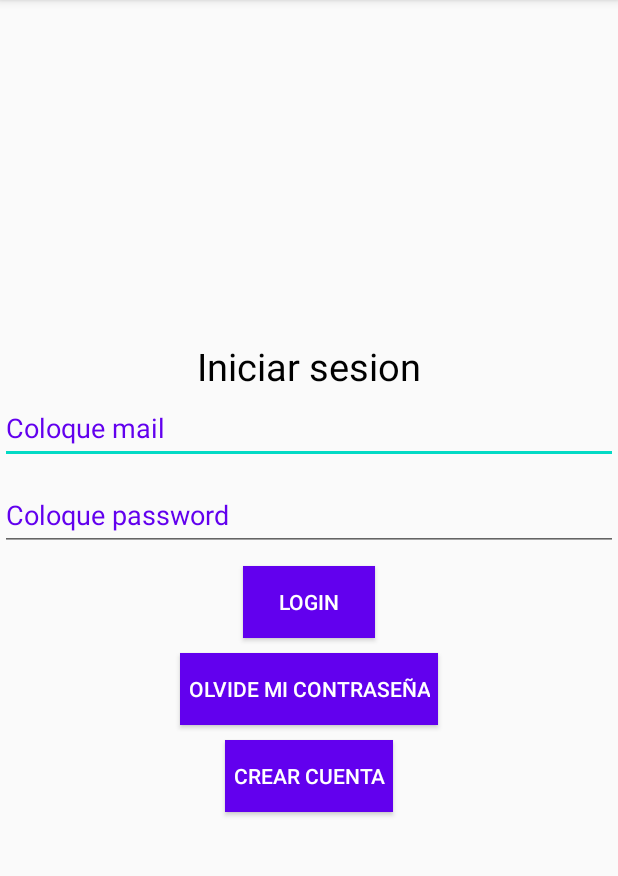
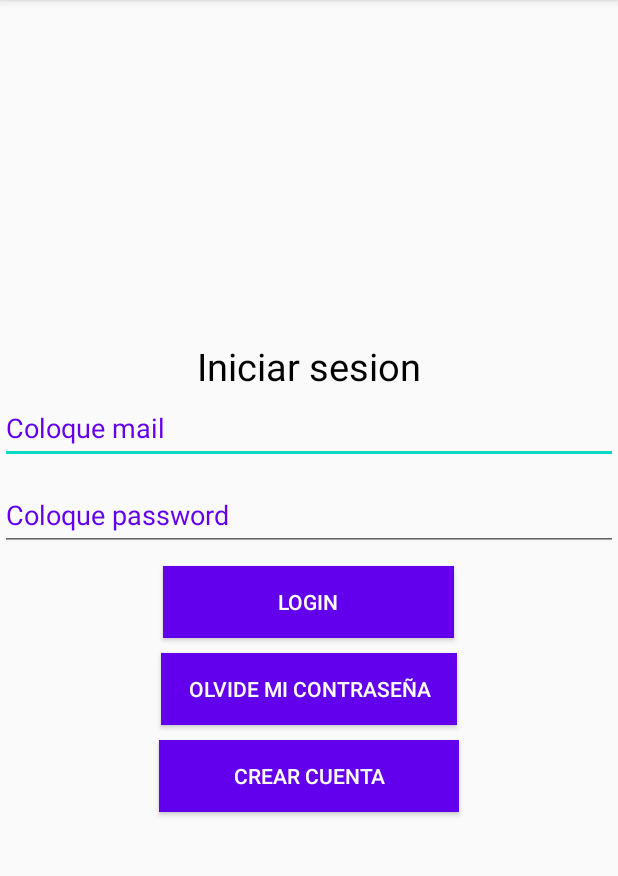
Before and after one commit to compumundohipermegared1/Laboratorio-3, an Android app: the screen it shows after launch (MainActivity), on a phone screen of 412 x 824 dp, the part 84-960 px from its top. Run offline under Robolectric (Android 15) with nearby library versions, the phone set to English and light mode, and no system bars; our stand-ins replace Firebase (no records; nobody signed in at launch, a user with empty details on screens opened directly); libraries missing offline, so code that uses them is left out: com.basgeekball.awesomevalidation; 3 statements that could not run were skipped.

Commit message:
Some changes

```diff
--- a/app/src/main/java/com/example/laboratorio3/RegistrarActivity.java
+++ b/app/src/main/java/com/example/laboratorio3/RegistrarActivity.java
@@ -48,7 +48,7 @@ public class RegistrarActivity extends AppCompatActivity {
             if(awesomeValidation.validate()) {
 
                 FirebaseUser currentUser = mAuth.getCurrentUser();
-                if (currentUser != null) {
+                //if (currentUser != null) {
                     mAuth.createUserWithEmailAndPassword(email, password)
                             .addOnCompleteListener(this, task -> {
                                 if (task.isSuccessful()) {
@@ -65,7 +65,7 @@ public class RegistrarActivity extends AppCompatActivity {
                                     //updateUI(null);
                                 }
                             });
-                }
+               // }
             }else {
                 Toast.makeText(RegistrarActivity.this, "Completa todos los datos..!!", Toast.LENGTH_SHORT).show();
             }
--- a/app/src/main/res/layout/activity_main.xml
+++ b/app/src/main/res/layout/activity_main.xml
@@ -24,6 +24,7 @@
         android:layout_height="wrap_content"
         android:layout_marginBottom="10dp"
         android:hint="Coloque mail"
+        android:inputType="textEmailAddress"
         android:minHeight="48dp"
         android:textColorHint="@color/colorPrimary"
         android:importantForAutofill="no">
@@ -37,38 +38,36 @@
         android:layout_marginBottom="10dp"
         android:hint="Coloque password"
         android:minHeight="48dp"
-        android:textColorHint="@color/colorPrimary"/>
+        android:textColorHint="@color/colorPrimary"
+        android:inputType="textPassword" />
 
 
     <Button
         android:id="@+id/btn_login"
-            android:textColor="#fff"
+        android:layout_width="194dp"
+        android:layout_height="wrap_content"
+        android:background="@color/colorPrimary"
         android:text="Login"
-            android:background="@color/colorPrimary"
-            android:layout_width="wrap_content"
-            android:layout_height="wrap_content">
-        </Button>
+        android:textColor="#fff"></Button>
 
     <Button
         android:id="@+id/btn_recuperar"
+        android:layout_width="197dp"
+        android:layout_height="wrap_content"
         android:layout_marginTop="10dp"
+        android:background="@color/colorPrimary"
         android:padding="5dp"
-            android:textColor="#fff"
         android:text="olvide mi contraseña"
-            android:background="@color/colorPrimary"
-            android:layout_width="wrap_content"
-            android:layout_height="wrap_content">
-        </Button>
+        android:textColor="#fff"></Button>
 
     <Button
         android:id="@+id/btn_registrar"
+        android:layout_width="200dp"
+        android:layout_height="wrap_content"
+        android:layout_marginTop="10dp"
+        android:background="@color/colorPrimary"
         android:padding="5dp"
-            android:layout_marginTop="10dp"
-            android:textColor="#fff"
         android:text="Crear cuenta"
-            android:background="@color/colorPrimary"
-            android:layout_width="wrap_content"
-            android:layout_height="wrap_content">
-        </Button>
+        android:textColor="#fff"></Button>
 
 </LinearLayout>
--- a/app/src/main/res/layout/activity_recuperar_pass.xml
+++ b/app/src/main/res/layout/activity_recuperar_pass.xml
@@ -17,7 +17,6 @@
         android:autofillHints=""
         android:ems="10"
         android:hint="@string/correo"
-        android:hintTextColor="#546E7A"
         android:inputType="textEmailAddress"
         android:minHeight="48dp"
         android:textStyle="bold"
--- a/app/src/main/res/values/strings.xml
+++ b/app/src/main/res/values/strings.xml
@@ -7,7 +7,6 @@
     <string name="iniciar_sesion">Iniciar sesion</string>
     <string name="editar">Editar</string>
     <string name="eliminar">Eliminar</string>
-    <string name="correo">Correo</string>
     <string name="contrase_a">Contraseña</string>
     <string name="repetir_contrase_a">Repetir Contraseña</string>
     <string name="registrar">Registrar</string>
```
Also changed, not shown: app/src/main/java/com/example/laboratorio3/ListaContactosActivity.java (+18 -30 lines), app/src/main/res/layout/activity_registrar.xml (+6 -4 lines). Lines whose indentation alone changed are shown as unchanged.
